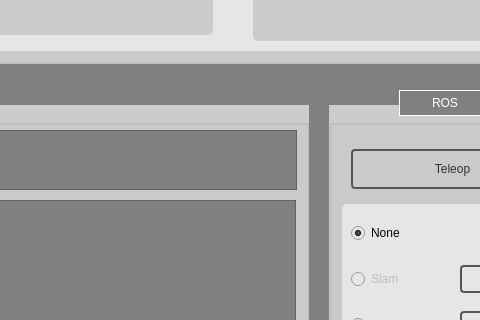
Old version of the form code/Multi-Agent-Simulator/main.ui in the repository mhpark-etri/Multi-Agent-Simulator; both pictures show x 550 to 1030 and y 240 to 560 of the 1135 by 1018 pixel window.
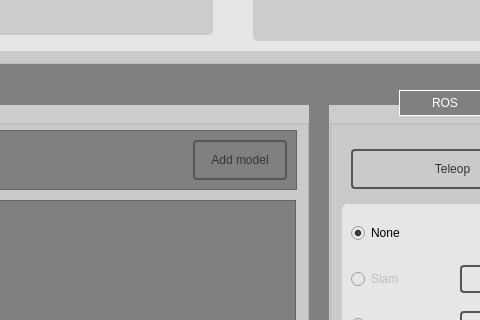
New version of the form.

```diff
--- a/code/Multi-Agent-Simulator/main.ui
+++ b/code/Multi-Agent-Simulator/main.ui
@@ -755,6 +755,43 @@
                </property>
               </spacer>
              </item>
+             <item>
+              <widget class="QPushButton" name="btnAddModel">
+               <property name="minimumSize">
+                <size>
+                 <width>94</width>
+                 <height>40</height>
+                </size>
+               </property>
+               <property name="styleSheet">
+                <string notr="true">QPushButton {
+color: #333;
+border: 2px solid #555;
+border-radius: 4px;
+padding: 5px;
+background: qradialgradient(cx: 0.3, cy: -0.4,
+fx: 0.3, fy: -0.4,
+radius: 1.35, stop: 0 #fff, stop: 1 #888);
+min-width: 80px;
+}
+
+QPushButton:hover {
+background: qradialgradient(cx: 0.3, cy: -0.4,
+fx: 0.3, fy: -0.4,
+radius: 1.35, stop: 0 #fff, stop: 1 #bbb);
+}
+
+QPushButton:pressed {
+background: qradialgradient(cx: 0.4, cy: -0.1,
+fx: 0.4, fy: -0.1,
+radius: 1.35, stop: 0 #fff, stop: 1 #ddd);
+}</string>
+               </property>
+               <property name="text">
+                <string>Add model</string>
+               </property>
+              </widget>
+             </item>
             </layout>
            </widget>
           </item>
```
